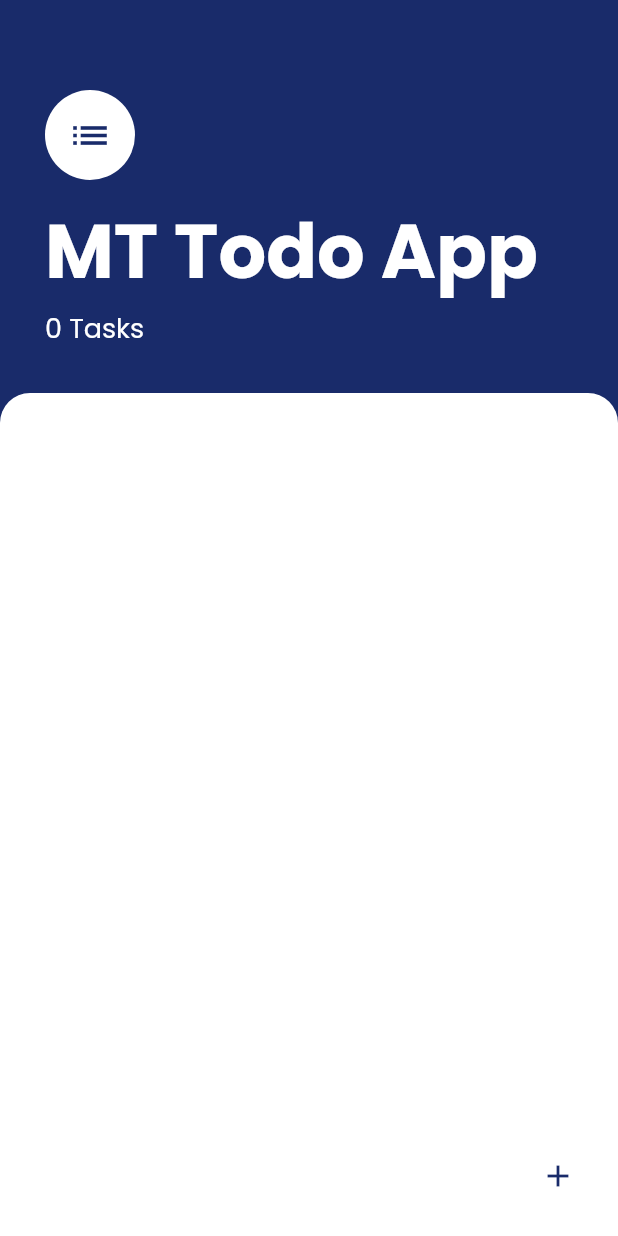
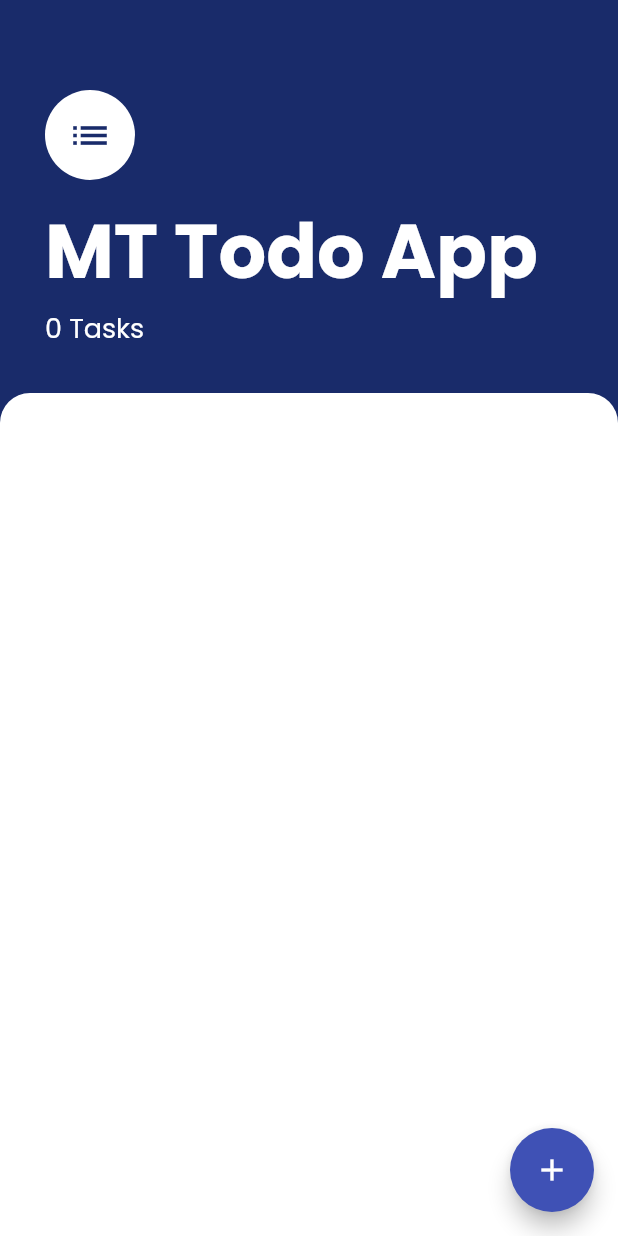
Before and after one commit to abhishekgokavarapu-abzy/mt_todo_app, a Flutter app: the screen it shows after launch, on a phone screen of 412 x 824 dp. Run offline on Flutter 3.47's test engine with Material 2 defaults, Android fonts, the phone set to English and light mode, and no system bars; our stand-ins replace hive, hive_flutter; accounts and stored records are empty.

Commit message:
Few Changes

```diff
--- a/lib/config/modals/task_data.dart
+++ b/lib/config/modals/task_data.dart
@@ -7,9 +7,7 @@ import 'package:mt_todo_app/config/modals/task.dart';
 
 class TaskData extends ChangeNotifier {
   List<Task> _tasks = [];
-  UnmodifiableListView<Task> get tasks {
-    return UnmodifiableListView(_tasks);
-  }
+  UnmodifiableListView<Task> get tasks => UnmodifiableListView(_tasks);
 
   getTasks() async {
     Box<Task> box = await Hive.openBox<Task>(kTaskDataHiveBox);
--- a/lib/modules/dashboard/screens/dashboard_screen.dart
+++ b/lib/modules/dashboard/screens/dashboard_screen.dart
@@ -9,9 +9,9 @@ class DashboardScreen extends StatelessWidget {
     return Scaffold(
       backgroundColor: Theme.of(context).primaryColor,
       body: DashboardScreenBody(),
-      floatingActionButton: IconButton(
-        color: Theme.of(context).primaryColor,
-        icon: Icon(Icons.add),
+      floatingActionButton: FloatingActionButton(
+        backgroundColor: Colors.indigo,
+        child: Icon(Icons.add),
         onPressed: () {
           Navigator.pushNamed(context, AddTaskScreen.id);
         },
```
Also changed, not shown: 6 other files.
